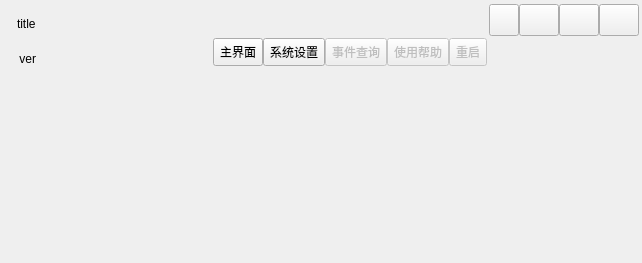
Shogpe/bmsTool, file main_ui.ui: the form before one commit.
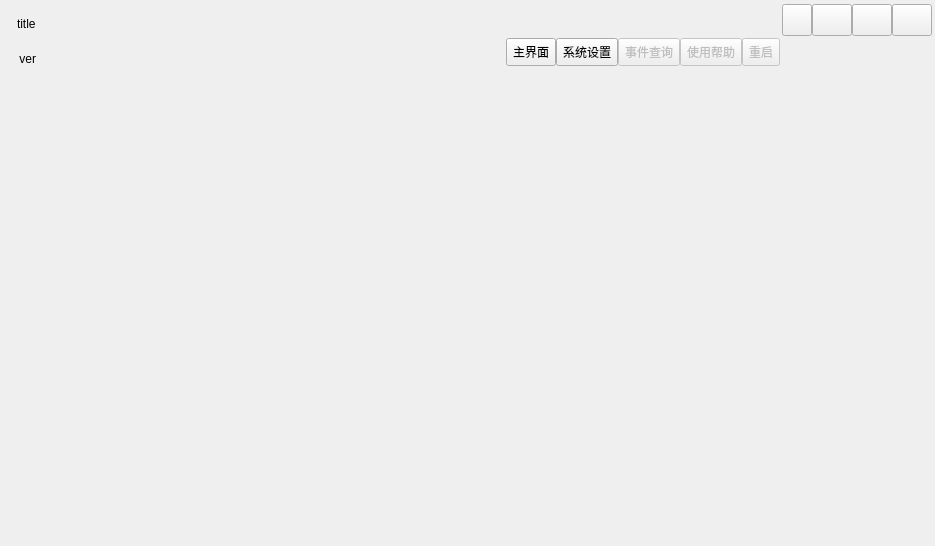
The form after the commit. Icons and pictures are not drawn.

```diff
--- a/main_ui.ui
+++ b/main_ui.ui
@@ -6,8 +6,8 @@
    <rect>
     <x>0</x>
     <y>0</y>
-    <width>642</width>
-    <height>263</height>
+    <width>935</width>
+    <height>546</height>
    </rect>
   </property>
   <property name="sizePolicy">
```
